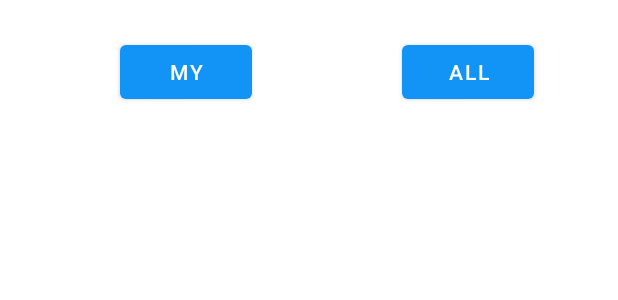
After one commit to HSR-Cheat-Sheets/mge-miniprojekt, an Android app: the layout fragment_party_switcher.xml on its own in the app's theme, with its tools: preview values and no code run, on a phone screen of 412 x 824 dp. The commit adds this screen. Shown: the top 300 px of the screen. Run offline under Robolectric (Android 15) with nearby library versions, the phone set to English and light mode, and no system bars.

Commit message:
init PartySwitcherFragment to switch between the screens

```diff
--- /dev/null
+++ b/app/app/src/main/res/layout/fragment_party_switcher.xml
@@ -0,0 +1,39 @@
+<?xml version="1.0" encoding="utf-8"?>
+<androidx.constraintlayout.widget.ConstraintLayout xmlns:android="http://schemas.android.com/apk/res/android"
+xmlns:app="http://schemas.android.com/apk/res-auto"
+xmlns:tools="http://schemas.android.com/tools"
+android:layout_width="match_parent"
+android:layout_height="match_parent"
+tools:context=".MainActivity">
+
+
+    <Button
+        android:id="@+id/button_my_parties"
+        android:layout_width="wrap_content"
+        android:layout_height="wrap_content"
+        android:layout_marginStart="80dp"
+        android:layout_marginTop="24dp"
+        android:text="my"
+        app:layout_constraintStart_toStartOf="parent"
+        app:layout_constraintTop_toTopOf="parent" />
+
+    <Button
+        android:id="@+id/button_all_parties"
+        android:layout_width="wrap_content"
+        android:layout_height="wrap_content"
+        android:layout_marginEnd="56dp"
+        android:text="all"
+        app:layout_constraintEnd_toEndOf="parent"
+        app:layout_constraintTop_toTopOf="@+id/button_my_parties" />
+
+    <FrameLayout
+        android:id="@+id/fragment_container"
+        android:layout_width="match_parent"
+        android:layout_height="0dp"
+        android:layout_marginTop="24dp"
+        app:layout_constraintBottom_toBottomOf="parent"
+        app:layout_constraintTop_toBottomOf="@+id/button_my_parties" />
+
+
+
+</androidx.constraintlayout.widget.ConstraintLayout>
--- a/app/app/src/main/res/values/strings.xml
+++ b/app/app/src/main/res/values/strings.xml
@@ -70,5 +70,7 @@
 
     <!-- Dashboard Fragemnt  -->
     <string name="dashboard_fragment_welcome_text">Welcome!</string>
+    <!-- TODO: Remove or change this placeholder text -->
+    <string name="hello_blank_fragment">Hello blank fragment</string>
 
 </resources>
```
Also changed, not shown: app/app/src/main/java/ch/zice/spp/fragments/PartiesFragment.kt (+7 -44 lines), app/app/src/main/java/ch/zice/spp/fragments/PartySwitcherFragment.kt (added, +126 -0 lines), app/app/src/main/res/layout/fragment_parties.xml (+4 -9 lines).
